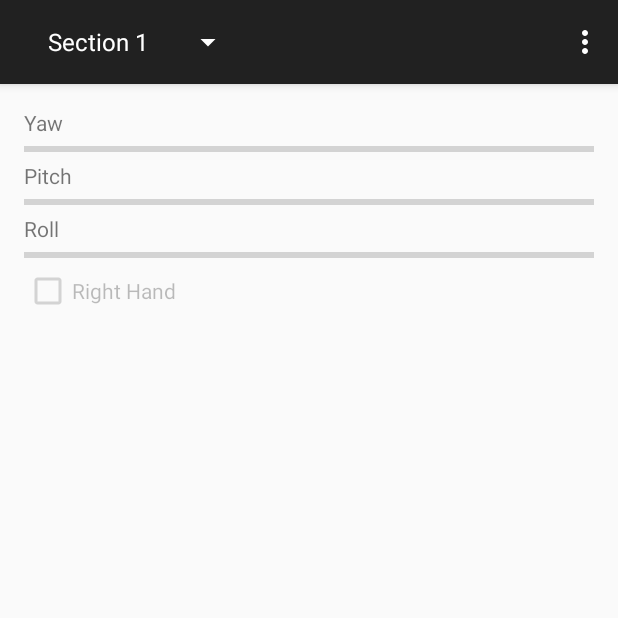
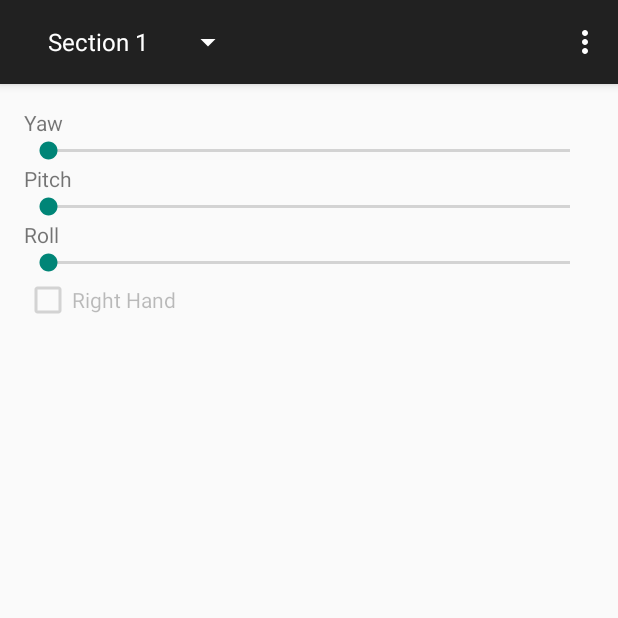
Before and after one commit to michaelsmithgit/Manus, an Android app: the screen it shows after launch (ManusTestActivity), on a phone screen of 412 x 824 dp, the top half of it. Run offline under Robolectric (Android 15) with nearby library versions, the phone set to English and light mode, and no system bars; 1 statement that could not run was skipped.

Commit message:
ManusMobile: Use seekbars instead of progress bars.

```diff
--- a/ManusMobile/app/src/main/res/layout/fragment_manus_test.xml
+++ b/ManusMobile/app/src/main/res/layout/fragment_manus_test.xml
@@ -20,11 +20,11 @@
             android:text="Yaw"
             android:id="@+id/textView" />
 
-        <ProgressBar
-            style="?android:attr/progressBarStyleHorizontal"
+        <SeekBar
             android:layout_width="match_parent"
             android:layout_height="wrap_content"
             android:id="@+id/yaw"
+            android:indeterminate="false"
             android:max="360" />
 
         <TextView
@@ -34,8 +34,7 @@
             android:text="Pitch"
             android:id="@+id/textView2" />
 
-        <ProgressBar
-            style="?android:attr/progressBarStyleHorizontal"
+        <SeekBar
             android:layout_width="match_parent"
             android:layout_height="wrap_content"
             android:id="@+id/pitch"
@@ -48,13 +47,11 @@
             android:text="Roll"
             android:id="@+id/textView3" />
 
-        <ProgressBar
-            style="?android:attr/progressBarStyleHorizontal"
+        <SeekBar
             android:layout_width="match_parent"
             android:layout_height="wrap_content"
             android:id="@+id/roll"
-            android:max="360"
-            android:indeterminate="false" />
+            android:max="360" />
 
         <CheckBox
             android:layout_width="wrap_content"
@@ -63,5 +60,6 @@
             android:id="@+id/handedness"
             android:checked="false"
             android:enabled="false" />
+
     </LinearLayout>
 </RelativeLayout>
```
